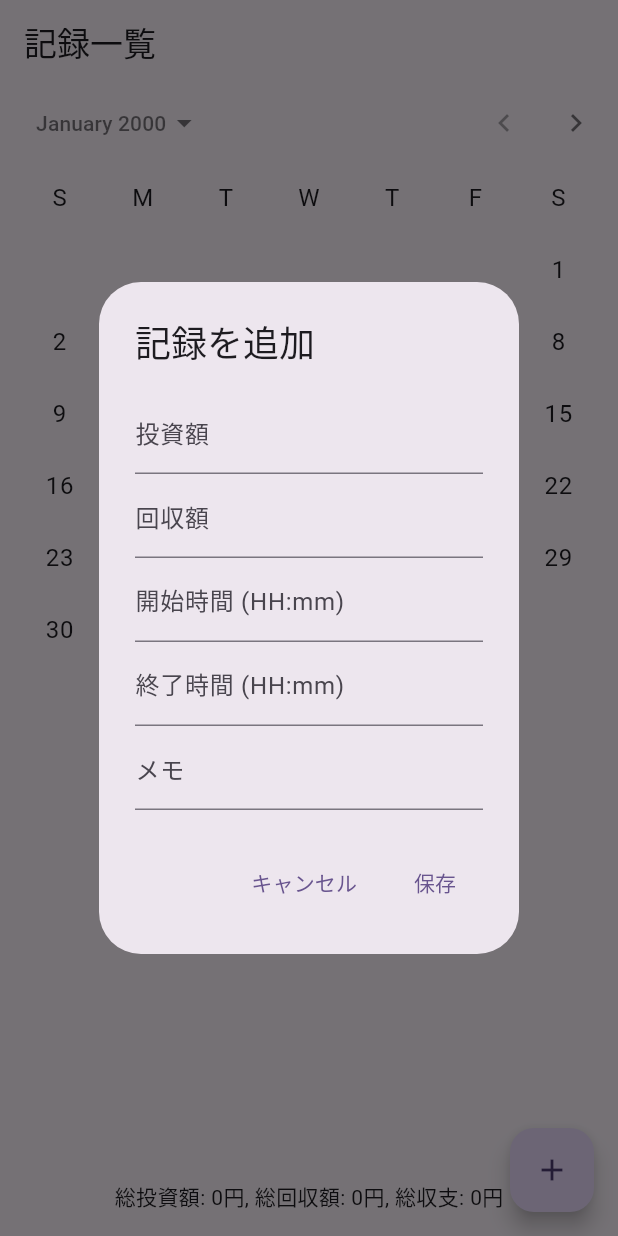
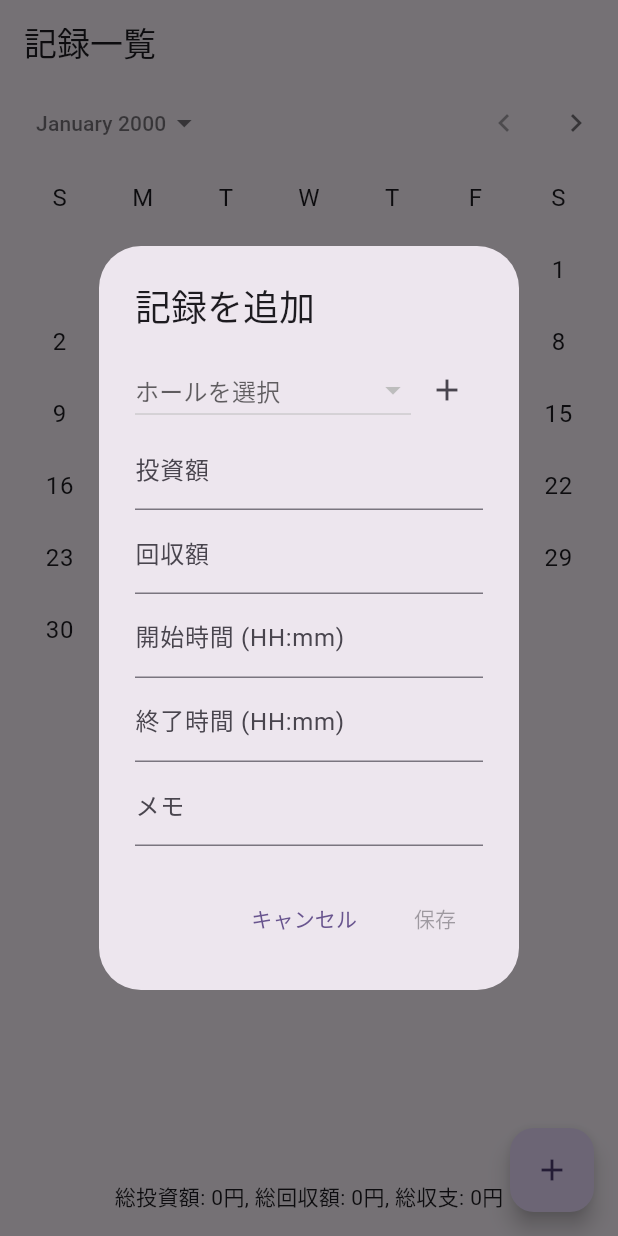
Before and after one commit to FAL-coffee/ps_log, a Flutter app: the screen it shows after launch, after a tap on the "add" icon, on a phone screen of 412 x 824 dp. Run offline on Flutter 3.47's test engine with Material 3 defaults, Android fonts, the light colour scheme and no system bars.

Commit message:
Add hall selection with user registration

```diff
--- a/lib/main.dart
+++ b/lib/main.dart
@@ -29,6 +29,7 @@ class RecordListPage extends StatefulWidget {
 
 class _RecordListPageState extends State<RecordListPage> {
   final List<Record> _records = [];
+  final List<String> _halls = [];
   DateTime _selectedDate = DateTime.now();
 
   bool _isSameDay(DateTime a, DateTime b) {
@@ -41,14 +42,79 @@ class _RecordListPageState extends State<RecordListPage> {
     final startController = TextEditingController();
     final endController = TextEditingController();
     final noteController = TextEditingController();
+    String? selectedHall = _halls.isNotEmpty ? _halls.first : null;
     showDialog(
       context: context,
       builder: (context) {
+        return StatefulBuilder(
+          builder: (context, setStateDialog) {
+            Future<void> _addHall() async {
+              final hallController = TextEditingController();
+              final newHall = await showDialog<String>(
+                context: context,
+                builder: (context) {
+                  return AlertDialog(
+                    title: const Text('ホールを追加'),
+                    content: TextField(
+                      key: const Key('hallNameField'),
+                      controller: hallController,
+                      decoration: const InputDecoration(labelText: 'ホール名'),
+                    ),
+                    actions: [
+                      TextButton(
+                        onPressed: () => Navigator.of(context).pop(),
+                        child: const Text('キャンセル'),
+                      ),
+                      TextButton(
+                        onPressed: () =>
+                            Navigator.of(context).pop(hallController.text.trim()),
+                        child: const Text('追加'),
+                      ),
+                    ],
+                  );
+                },
+              );
+              if (newHall != null && newHall.isNotEmpty) {
+                setState(() {
+                  _halls.add(newHall);
+                });
+                setStateDialog(() {
+                  selectedHall = newHall;
+                });
+              }
+            }
+
             return AlertDialog(
               title: const Text('記録を追加'),
               content: Column(
                 mainAxisSize: MainAxisSize.min,
                 children: [
+                  Row(
+                    children: [
+                      Expanded(
+                        child: DropdownButton<String>(
+                          key: const Key('hallDropdown'),
+                          isExpanded: true,
+                          value: selectedHall,
+                          hint: const Text('ホールを選択'),
+                          items: _halls
+                              .map((h) =>
+                                  DropdownMenuItem(value: h, child: Text(h)))
+                              .toList(),
+                          onChanged: (value) {
+                            setStateDialog(() {
+                              selectedHall = value;
+                            });
+                          },
+                        ),
+                      ),
+                      IconButton(
+                        key: const Key('addHallButton'),
+                        icon: const Icon(Icons.add),
+                        onPressed: _addHall,
+                      ),
+                    ],
+                  ),
                   TextField(
                     key: const Key('investmentField'),
                     controller: investmentController,
@@ -65,13 +131,15 @@ class _RecordListPageState extends State<RecordListPage> {
                     key: const Key('startField'),
                     controller: startController,
                     keyboardType: TextInputType.datetime,
-                decoration: const InputDecoration(labelText: '開始時間 (HH:mm)'),
+                    decoration:
+                        const InputDecoration(labelText: '開始時間 (HH:mm)'),
                   ),
                   TextField(
                     key: const Key('endField'),
                     controller: endController,
                     keyboardType: TextInputType.datetime,
-                decoration: const InputDecoration(labelText: '終了時間 (HH:mm)'),
+                    decoration:
+                        const InputDecoration(labelText: '終了時間 (HH:mm)'),
                   ),
                   TextField(
                     key: const Key('noteField'),
@@ -86,9 +154,13 @@ class _RecordListPageState extends State<RecordListPage> {
                   child: const Text('キャンセル'),
                 ),
                 TextButton(
-              onPressed: () {
-                final investment = int.tryParse(investmentController.text) ?? 0;
-                final returnAmount = int.tryParse(returnController.text) ?? 0;
+                  onPressed: selectedHall == null
+                      ? null
+                      : () {
+                          final investment =
+                              int.tryParse(investmentController.text) ?? 0;
+                          final returnAmount =
+                              int.tryParse(returnController.text) ?? 0;
                           DateTime? startTime;
                           DateTime? endTime;
                           if (startController.text.isNotEmpty) {
@@ -127,6 +199,7 @@ class _RecordListPageState extends State<RecordListPage> {
                               date: _selectedDate,
                               investment: investment,
                               returnAmount: returnAmount,
+                              hall: selectedHall!,
                               startTime: startTime,
                               endTime: endTime,
                               note: note.isEmpty ? null : note,
@@ -137,6 +210,8 @@ class _RecordListPageState extends State<RecordListPage> {
                   child: const Text('保存'),
                 ),
               ],
+            );
+          },
         );
       },
     );
@@ -175,11 +250,12 @@ class _RecordListPageState extends State<RecordListPage> {
                       String _formatTime(DateTime t) =>
                           '${t.hour.toString().padLeft(2, '0')}:${t.minute.toString().padLeft(2, '0')}';
                       return ListTile(
-                        title: Text(
-                            '投資: ${record.investment}円, 回収: ${record.returnAmount}円'),
+                        title: Text('ホール: ${record.hall}'),
                         subtitle: Column(
                           crossAxisAlignment: CrossAxisAlignment.start,
                           children: [
+                            Text(
+                                '投資: ${record.investment}円, 回収: ${record.returnAmount}円'),
                             Text('収支: ${record.profit}円'),
                             if (record.startTime != null && record.endTime != null)
                               Text(
--- a/lib/record.dart
+++ b/lib/record.dart
@@ -8,6 +8,9 @@ class Record {
 
   /// 回収額（円）
   final int returnAmount;
+
+  /// ホール名
+  final String hall;
 
   /// 開始時刻
   final DateTime? startTime;
@@ -22,6 +25,7 @@ class Record {
     required this.date,
     required this.investment,
     required this.returnAmount,
+    required this.hall,
     this.startTime,
     this.endTime,
     this.note,
```
Also changed, not shown: 1 other file. Lines whose indentation alone changed are shown as unchanged.
